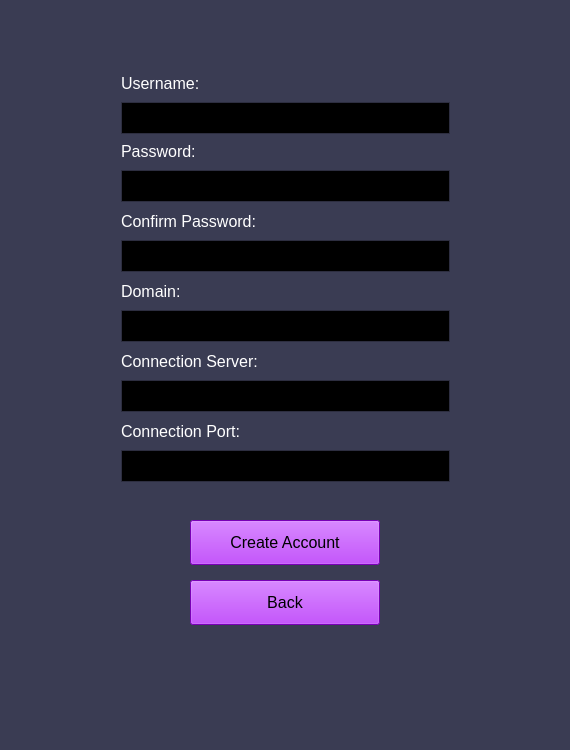
Before: the Qt Designer form Cove_Client/Cove_Client/cove_account.ui in tyler-becker/Middle-Management-CMPS285, drawn with Qt 5.
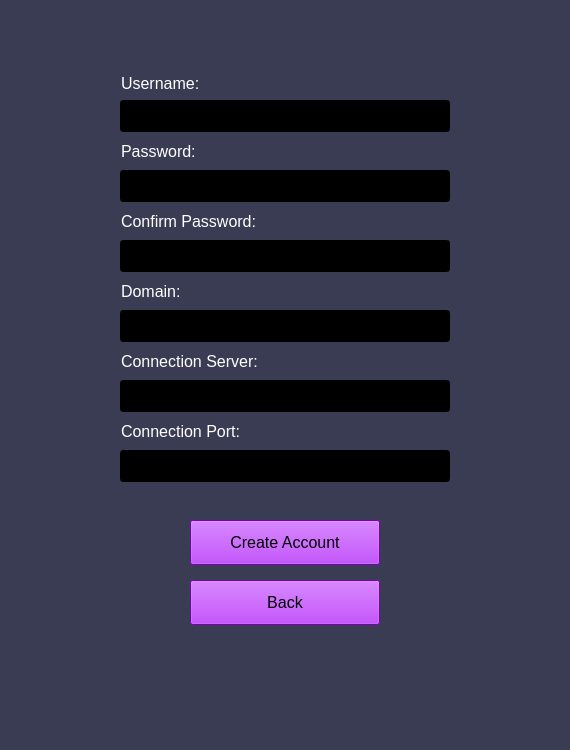
After: the same form once the commit is applied.

Commit message:
"Working" basic Cove application in Qt.
This is a further updated version of our Cove application called Cove
Client. This update made improvements to the chat room window and
reworked all text boxes.  This version also implemented basic chat room
functionality for the chat room window. Some window buttons were
updated. This is still a basic client, the FULL functionality of which
will be implemented later. *This client will only run in Qt Creator.
Written by Beau B.

Diff of the .ui file:
```diff
--- a/Cove_Client/Cove_Client/cove_account.ui
+++ b/Cove_Client/Cove_Client/cove_account.ui
@@ -1314,31 +1314,6 @@
     <string>Back</string>
    </property>
   </widget>
-  <widget class="QTextEdit" name="textEdit_ConfirmPassword">
-   <property name="geometry">
-    <rect>
-     <x>121</x>
-     <y>240</y>
-     <width>329</width>
-     <height>32</height>
-    </rect>
-   </property>
-   <property name="font">
-    <font>
-     <family>Arial</family>
-     <pointsize>12</pointsize>
-    </font>
-   </property>
-   <property name="verticalScrollBarPolicy">
-    <enum>Qt::ScrollBarAlwaysOff</enum>
-   </property>
-   <property name="horizontalScrollBarPolicy">
-    <enum>Qt::ScrollBarAlwaysOff</enum>
-   </property>
-   <property name="undoRedoEnabled">
-    <bool>true</bool>
-   </property>
-  </widget>
   <widget class="QLabel" name="label_ConfirmPassword">
    <property name="geometry">
     <rect>
@@ -1358,31 +1333,6 @@
     <string>Confirm Password:</string>
    </property>
   </widget>
-  <widget class="QTextEdit" name="textEdit_Domain">
-   <property name="geometry">
-    <rect>
-     <x>121</x>
-     <y>310</y>
-     <width>329</width>
-     <height>32</height>
-    </rect>
-   </property>
-   <property name="font">
-    <font>
-     <family>Arial</family>
-     <pointsize>12</pointsize>
-    </font>
-   </property>
-   <property name="verticalScrollBarPolicy">
-    <enum>Qt::ScrollBarAlwaysOff</enum>
-   </property>
-   <property name="horizontalScrollBarPolicy">
-    <enum>Qt::ScrollBarAlwaysOff</enum>
-   </property>
-   <property name="undoRedoEnabled">
-    <bool>true</bool>
-   </property>
-  </widget>
   <widget class="QLabel" name="label_Domain">
    <property name="geometry">
     <rect>
@@ -1402,31 +1352,6 @@
     <string>Domain:</string>
    </property>
   </widget>
-  <widget class="QTextEdit" name="textEdit_ConnectionServer">
-   <property name="geometry">
-    <rect>
-     <x>121</x>
-     <y>380</y>
-     <width>329</width>
-     <height>32</height>
-    </rect>
-   </property>
-   <property name="font">
-    <font>
-     <family>Arial</family>
-     <pointsize>12</pointsize>
-    </font>
-   </property>
-   <property name="verticalScrollBarPolicy">
-    <enum>Qt::ScrollBarAlwaysOff</enum>
-   </property>
-   <property name="horizontalScrollBarPolicy">
-    <enum>Qt::ScrollBarAlwaysOff</enum>
-   </property>
-   <property name="undoRedoEnabled">
-    <bool>true</bool>
-   </property>
-  </widget>
   <widget class="QLabel" name="label_ConnectionServer">
    <property name="geometry">
     <rect>
@@ -1465,31 +1390,6 @@
     <string>Connection Port:</string>
    </property>
   </widget>
-  <widget class="QTextEdit" name="textEdit_ConnectionPort">
-   <property name="geometry">
-    <rect>
-     <x>121</x>
-     <y>450</y>
-     <width>329</width>
-     <height>32</height>
-    </rect>
-   </property>
-   <property name="font">
-    <font>
-     <family>Arial</family>
-     <pointsize>12</pointsize>
-    </font>
-   </property>
-   <property name="verticalScrollBarPolicy">
-    <enum>Qt::ScrollBarAlwaysOff</enum>
-   </property>
-   <property name="horizontalScrollBarPolicy">
-    <enum>Qt::ScrollBarAlwaysOff</enum>
-   </property>
-   <property name="undoRedoEnabled">
-    <bool>true</bool>
-   </property>
-  </widget>
   <widget class="QLabel" name="label_Username">
    <property name="geometry">
     <rect>
@@ -1508,31 +1408,6 @@
     <string>Username:</string>
    </property>
   </widget>
-  <widget class="QTextEdit" name="textEdit_Username">
-   <property name="geometry">
-    <rect>
-     <x>121</x>
-     <y>102</y>
-     <width>329</width>
-     <height>32</height>
-    </rect>
-   </property>
-   <property name="font">
-    <font>
-     <family>Arial</family>
-     <pointsize>12</pointsize>
-    </font>
-   </property>
-   <property name="verticalScrollBarPolicy">
-    <enum>Qt::ScrollBarAlwaysOff</enum>
-   </property>
-   <property name="horizontalScrollBarPolicy">
-    <enum>Qt::ScrollBarAlwaysOff</enum>
-   </property>
-   <property name="undoRedoEnabled">
-    <bool>true</bool>
-   </property>
-  </widget>
   <widget class="QLabel" name="label_Password">
    <property name="geometry">
     <rect>
@@ -1554,12 +1429,100 @@
     <string>Password:</string>
    </property>
   </widget>
-  <widget class="QTextEdit" name="textEdit_Password">
+  <widget class="QLineEdit" name="lineEdit_Username">
    <property name="geometry">
     <rect>
-     <x>121</x>
+     <x>120</x>
+     <y>100</y>
+     <width>330</width>
+     <height>32</height>
+    </rect>
+   </property>
+   <property name="font">
+    <font>
+     <family>Arial</family>
+     <pointsize>12</pointsize>
+    </font>
+   </property>
+   <property name="styleSheet">
+    <string notr="true">QLineEdit{
+	color: white;
+	background: black;
+}</string>
+   </property>
+  </widget>
+  <widget class="QLineEdit" name="lineEdit_ConnectionServer">
+   <property name="geometry">
+    <rect>
+     <x>120</x>
+     <y>380</y>
+     <width>330</width>
+     <height>32</height>
+    </rect>
+   </property>
+   <property name="font">
+    <font>
+     <family>Arial</family>
+     <pointsize>12</pointsize>
+    </font>
+   </property>
+   <property name="styleSheet">
+    <string notr="true">QLineEdit{
+	color: white;
+	background: black;
+}</string>
+   </property>
+  </widget>
+  <widget class="QLineEdit" name="lineEdit_Domain">
+   <property name="geometry">
+    <rect>
+     <x>120</x>
+     <y>310</y>
+     <width>330</width>
+     <height>32</height>
+    </rect>
+   </property>
+   <property name="font">
+    <font>
+     <family>Arial</family>
+     <pointsize>12</pointsize>
+    </font>
+   </property>
+   <property name="styleSheet">
+    <string notr="true">QLineEdit{
+	color: white;
+	background: black;
+}</string>
+   </property>
+  </widget>
+  <widget class="QLineEdit" name="lineEdit_ConfirmPassword">
+   <property name="geometry">
+    <rect>
+     <x>120</x>
+     <y>240</y>
+     <width>330</width>
+     <height>32</height>
+    </rect>
+   </property>
+   <property name="font">
+    <font>
+     <family>Arial</family>
+     <pointsize>12</pointsize>
+    </font>
+   </property>
+   <property name="styleSheet">
+    <string notr="true">QLineEdit{
+	color: white;
+	background: black;
+}</string>
+   </property>
+  </widget>
+  <widget class="QLineEdit" name="lineEdit_Password">
+   <property name="geometry">
+    <rect>
+     <x>120</x>
      <y>170</y>
-     <width>329</width>
+     <width>330</width>
      <height>32</height>
     </rect>
    </property>
@@ -1569,14 +1532,33 @@
      <pointsize>12</pointsize>
     </font>
    </property>
-   <property name="verticalScrollBarPolicy">
-    <enum>Qt::ScrollBarAlwaysOff</enum>
+   <property name="styleSheet">
+    <string notr="true">QLineEdit{
+	color: white;
+	background: black;
+}</string>
    </property>
-   <property name="horizontalScrollBarPolicy">
-    <enum>Qt::ScrollBarAlwaysOff</enum>
+  </widget>
+  <widget class="QLineEdit" name="lineEdit_ConnectionPort">
+   <property name="geometry">
+    <rect>
+     <x>120</x>
+     <y>450</y>
+     <width>330</width>
+     <height>32</height>
+    </rect>
    </property>
-   <property name="undoRedoEnabled">
-    <bool>true</bool>
+   <property name="font">
+    <font>
+     <family>Arial</family>
+     <pointsize>12</pointsize>
+    </font>
+   </property>
+   <property name="styleSheet">
+    <string notr="true">QLineEdit{
+	color: white;
+	background: black;
+}</string>
    </property>
   </widget>
  </widget>
```
Left out of the diff: 10 changed lines with no effect on the pictures. The commit also changes 29 other files.
